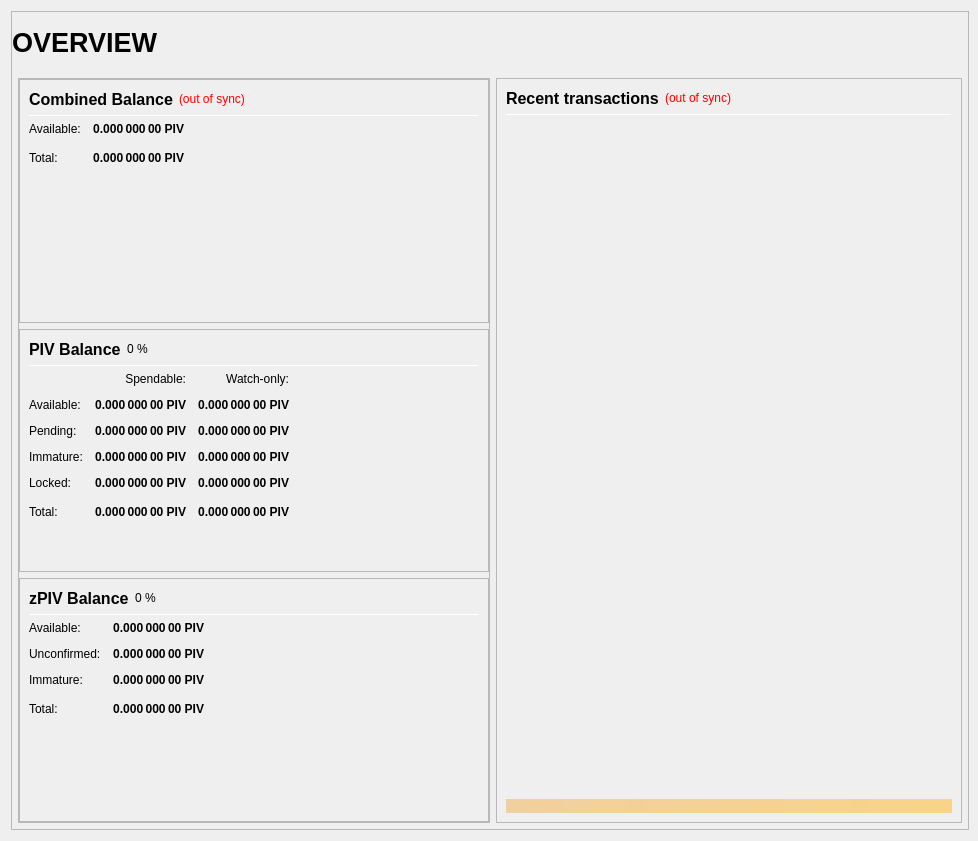
First picture: the form in src/qt/forms/overviewpage.ui, repository TheRealOxyd69/Dorin, before the edit.
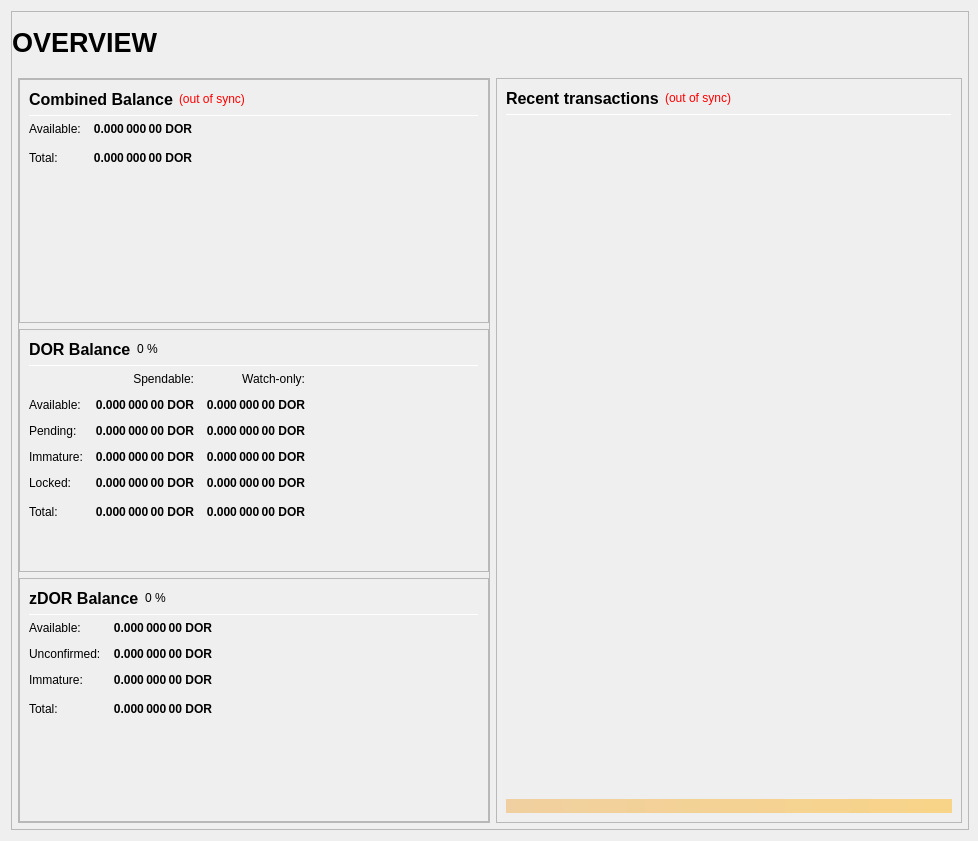
Second picture: the form after the edit.

The edit to the form file:
```diff
--- a/src/qt/forms/overviewpage.ui
+++ b/src/qt/forms/overviewpage.ui
@@ -333,7 +333,7 @@
                           <string>Your current spendable balance</string>
                          </property>
                          <property name="text">
-                          <string notr="true">0.000 000 00 PIV</string>
+                          <string notr="true">0.000 000 00 DOR</string>
                          </property>
                          <property name="alignment">
                           <set>Qt::AlignRight|Qt::AlignTrailing|Qt::AlignVCenter</set>
@@ -365,7 +365,7 @@
                           <string>Total Balance, including all unavailable coins.</string>
                          </property>
                          <property name="text">
-                          <string notr="true">0.000 000 00 PIV</string>
+                          <string notr="true">0.000 000 00 DOR</string>
                          </property>
                          <property name="alignment">
                           <set>Qt::AlignRight|Qt::AlignTrailing|Qt::AlignVCenter</set>
@@ -433,7 +433,7 @@
                           </font>
                          </property>
                          <property name="text">
-                          <string>PIV Balance</string>
+                          <string>DOR Balance</string>
                          </property>
                         </widget>
                        </item>
@@ -525,7 +525,7 @@
                           <string>Your current spendable balance</string>
                          </property>
                          <property name="text">
-                          <string notr="true">0.000 000 00 PIV</string>
+                          <string notr="true">0.000 000 00 DOR</string>
                          </property>
                          <property name="alignment">
                           <set>Qt::AlignRight|Qt::AlignTrailing|Qt::AlignVCenter</set>
@@ -550,7 +550,7 @@
                           <string>Your current balance in watch-only addresses</string>
                          </property>
                          <property name="text">
-                          <string notr="true">0.000 000 00 PIV</string>
+                          <string notr="true">0.000 000 00 DOR</string>
                          </property>
                          <property name="alignment">
                           <set>Qt::AlignRight|Qt::AlignTrailing|Qt::AlignVCenter</set>
@@ -582,7 +582,7 @@
                           <string>Total of transactions that have yet to be confirmed, and do not yet count toward the spendable balance</string>
                          </property>
                          <property name="text">
-                          <string notr="true">0.000 000 00 PIV</string>
+                          <string notr="true">0.000 000 00 DOR</string>
                          </property>
                          <property name="alignment">
                           <set>Qt::AlignRight|Qt::AlignTrailing|Qt::AlignVCenter</set>
@@ -607,7 +607,7 @@
                           <string>Unconfirmed transactions to watch-only addresses</string>
                          </property>
                          <property name="text">
-                          <string notr="true">0.000 000 00 PIV</string>
+                          <string notr="true">0.000 000 00 DOR</string>
                          </property>
                          <property name="alignment">
                           <set>Qt::AlignRight|Qt::AlignTrailing|Qt::AlignVCenter</set>
@@ -639,7 +639,7 @@
                           <string>Staked or masternode rewards that has not yet matured</string>
                          </property>
                          <property name="text">
-                          <string notr="true">0.000 000 00 PIV</string>
+                          <string notr="true">0.000 000 00 DOR</string>
                          </property>
                          <property name="alignment">
                           <set>Qt::AlignRight|Qt::AlignTrailing|Qt::AlignVCenter</set>
@@ -664,7 +664,7 @@
                           <string>Staked or masternode rewards in watch-only addresses that has not yet matured</string>
                          </property>
                          <property name="text">
-                          <string notr="true">0.000 000 00 PIV</string>
+                          <string notr="true">0.000 000 00 DOR</string>
                          </property>
                          <property name="alignment">
                           <set>Qt::AlignRight|Qt::AlignTrailing|Qt::AlignVCenter</set>
@@ -699,7 +699,7 @@
                           <string>Locked PIV or Masternode collaterals. These are excluded from zPIV minting.</string>
                          </property>
                          <property name="text">
-                          <string notr="true">0.000 000 00 PIV</string>
+                          <string notr="true">0.000 000 00 DOR</string>
                          </property>
                          <property name="alignment">
                           <set>Qt::AlignRight|Qt::AlignTrailing|Qt::AlignVCenter</set>
@@ -724,7 +724,7 @@
                           <string>Current locked balance in watch-only addresses</string>
                          </property>
                          <property name="text">
-                          <string notr="true">0.000 000 00 PIV</string>
+                          <string notr="true">0.000 000 00 DOR</string>
                          </property>
                          <property name="alignment">
                           <set>Qt::AlignRight|Qt::AlignTrailing|Qt::AlignVCenter</set>
@@ -759,7 +759,7 @@
                           <string>Your current Dorin balance, unconfirmed and immature transactions included</string>
                          </property>
                          <property name="text">
-                          <string notr="true">0.000 000 00 PIV</string>
+                          <string notr="true">0.000 000 00 DOR</string>
                          </property>
                          <property name="alignment">
                           <set>Qt::AlignRight|Qt::AlignTrailing|Qt::AlignVCenter</set>
@@ -784,7 +784,7 @@
                           <string>Current total balance in watch-only addresses</string>
                          </property>
                          <property name="text">
-                          <string notr="true">0.000 000 00 PIV</string>
+                          <string notr="true">0.000 000 00 DOR</string>
                          </property>
                          <property name="alignment">
                           <set>Qt::AlignRight|Qt::AlignTrailing|Qt::AlignVCenter</set>
@@ -852,7 +852,7 @@
                           </font>
                          </property>
                          <property name="text">
-                          <string>zPIV Balance</string>
+                          <string>zDOR Balance</string>
                          </property>
                         </widget>
                        </item>
@@ -926,7 +926,7 @@
 These zPIV are spendable.</string>
                          </property>
                          <property name="text">
-                          <string notr="true">0.000 000 00 PIV</string>
+                          <string notr="true">0.000 000 00 DOR</string>
                          </property>
                          <property name="alignment">
                           <set>Qt::AlignRight|Qt::AlignTrailing|Qt::AlignVCenter</set>
@@ -957,7 +957,7 @@
 Immature: confirmed, but less than 1 mint of the same denomination after it was minted</string>
                          </property>
                          <property name="text">
-                          <string notr="true">0.000 000 00 PIV</string>
+                          <string notr="true">0.000 000 00 DOR</string>
                          </property>
                          <property name="alignment">
                           <set>Qt::AlignRight|Qt::AlignTrailing|Qt::AlignVCenter</set>
@@ -988,7 +988,7 @@
 Immature: confirmed, but less than 1 mint of the same denomination after it was minted</string>
                          </property>
                          <property name="text">
-                          <string notr="true">0.000 000 00 PIV</string>
+                          <string notr="true">0.000 000 00 DOR</string>
                          </property>
                          <property name="alignment">
                           <set>Qt::AlignRight|Qt::AlignTrailing|Qt::AlignVCenter</set>
@@ -1020,7 +1020,7 @@
                           <string>Your current zPIV balance, unconfirmed and immature zPIV included.</string>
                          </property>
                          <property name="text">
-                          <string notr="true">0.000 000 00 PIV</string>
+                          <string notr="true">0.000 000 00 DOR</string>
                          </property>
                          <property name="alignment">
                           <set>Qt::AlignRight|Qt::AlignTrailing|Qt::AlignVCenter</set>
```
Left out of the diff: 16 changed lines with no effect on the pictures.
